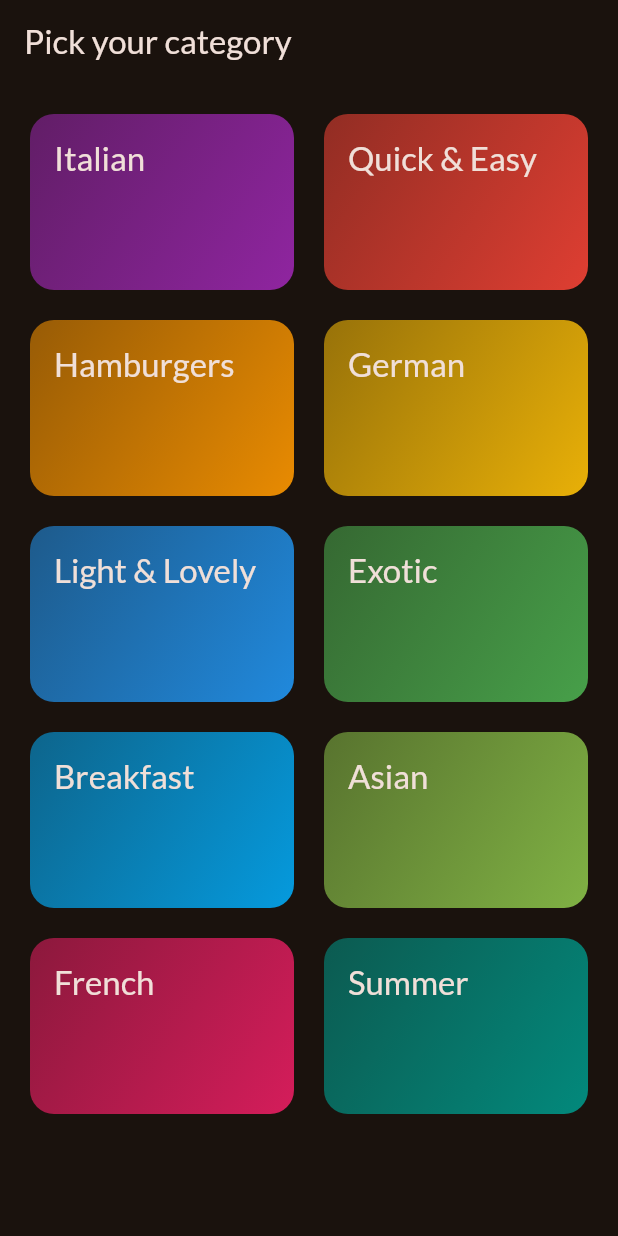
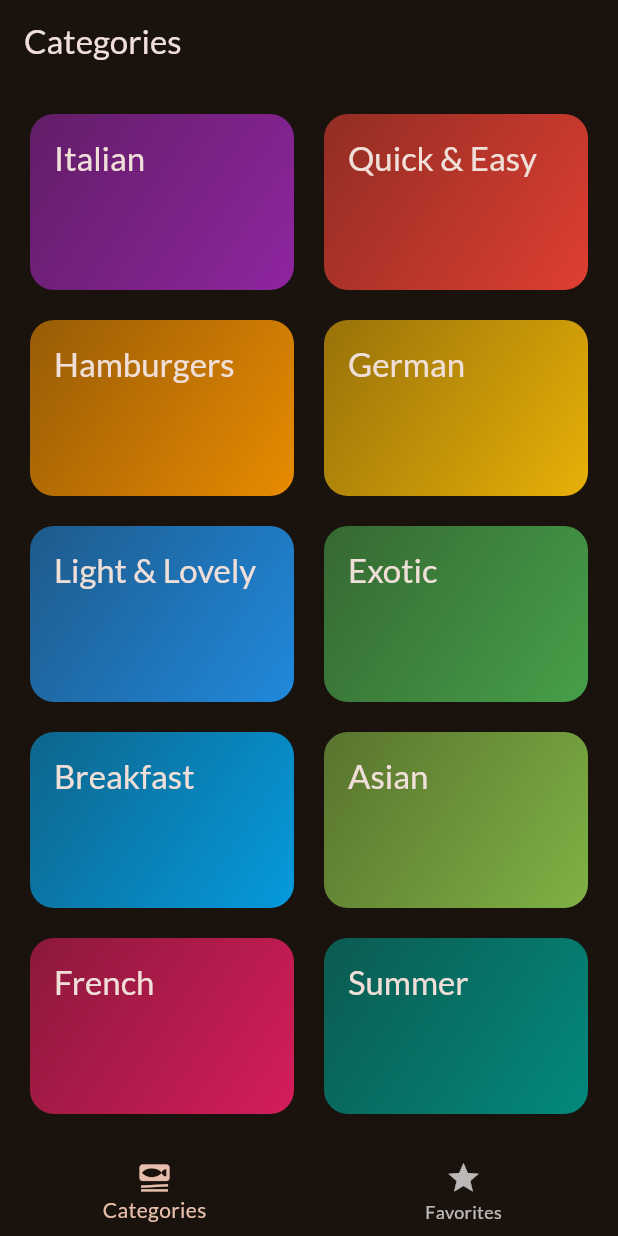
Before and after one commit to midhungopipk/meals_app_flutter, a Flutter app: the screen it shows after launch, on a phone screen of 412 x 824 dp. Run offline on Flutter 3.47's test engine with Material 2 defaults, Android fonts, the phone set to English and light mode, and no system bars; our stand-ins replace google_fonts, transparent_image.

```diff
--- a/meals_app/lib/main.dart
+++ b/meals_app/lib/main.dart
@@ -1,5 +1,6 @@
 import 'package:flutter/material.dart';
 import 'package:google_fonts/google_fonts.dart';
+import 'package:meals_app/screens/Tabs.dart';
 import 'package:meals_app/screens/categories.dart';
 import 'package:meals_app/screens/meals.dart';
 
@@ -21,9 +22,10 @@ class MyApp extends StatelessWidget {
   @override
   Widget build(BuildContext context) {
     return MaterialApp(
+      debugShowCheckedModeBanner: false,
       title: 'Flutter Demo',
       theme: _theme,
-      home: const CategoriesScreen(),
+      home: TabsScreen(),
       routes: {},
     );
   }
--- /dev/null
+++ b/meals_app/lib/screens/Tabs.dart
@@ -0,0 +1,86 @@
+import 'package:flutter/material.dart';
+import 'package:flutter/src/widgets/framework.dart';
+import 'package:flutter/src/widgets/placeholder.dart';
+import 'package:meals_app/models/meal.dart';
+import 'package:meals_app/screens/categories.dart';
+import 'package:meals_app/screens/meals.dart';
+
+class TabsScreen extends StatefulWidget {
+  const TabsScreen({super.key});
+
+  @override
+  State<TabsScreen> createState() => _TabsScreenState();
+}
+
+class _TabsScreenState extends State<TabsScreen> {
+  int selectedPageIndex = 0;
+  final List<Meal> favouriteMeals = [];
+
+  void showInfoMessage(String message) {
+    ScaffoldMessenger.of(context).clearSnackBars();
+    ScaffoldMessenger.of(context).showSnackBar(
+      SnackBar(
+        content: Text(message),
+      ),
+    );
+  }
+
+  void toggleFavouriteStatus(Meal meal) {
+    final isExisting = favouriteMeals.contains(meal);
+    if (isExisting) {
+      setState(() {
+        favouriteMeals.remove(meal);
+      });
+      showInfoMessage("Meal is no longer favourite");
+    } else {
+      setState(() {
+        favouriteMeals.add(meal);
+      });
+      showInfoMessage("Marked as a favourite");
+    }
+  }
+
+  void selectedPage(index) {
+    setState(() {
+      selectedPageIndex = index;
+    });
+  }
+
+  @override
+  Widget build(BuildContext context) {
+    Widget activePage = CategoriesScreen(
+      onToggleFavourite: toggleFavouriteStatus,
+    );
+
+    var activePageTitle = 'Categories';
+
+    if (selectedPageIndex == 1) {
+      activePage = MealsScreen(
+        meals: favouriteMeals,
+        onToggleFavourite: toggleFavouriteStatus,
+      );
+      activePageTitle = 'Your Favourites';
+    }
+
+    return Scaffold(
+      appBar: AppBar(
+        title: Text(activePageTitle),
+      ),
+      body: activePage,
+      bottomNavigationBar: BottomNavigationBar(
+        currentIndex: selectedPageIndex,
+        items: const [
+          BottomNavigationBarItem(
+            icon: Icon(Icons.set_meal),
+            label: 'Categories',
+          ),
+          BottomNavigationBarItem(
+            icon: Icon(Icons.star),
+            label: 'Favorites',
+          ),
+        ],
+        onTap: selectedPage,
+      ),
+    );
+  }
+}
--- a/meals_app/lib/screens/categories.dart
+++ b/meals_app/lib/screens/categories.dart
@@ -1,11 +1,14 @@
 import 'package:flutter/material.dart';
 import 'package:meals_app/data/dummy_data.dart';
 import 'package:meals_app/models/category.dart';
+import 'package:meals_app/models/meal.dart';
 import 'package:meals_app/screens/meals.dart';
 import 'package:meals_app/widgets/category_grid_item.dart';
 
 class CategoriesScreen extends StatelessWidget {
-  const CategoriesScreen({super.key});
+  const CategoriesScreen({super.key, required this.onToggleFavourite});
+
+  final void Function(Meal meal) onToggleFavourite;
 
   void _selectCategory(BuildContext context, Category category) {
     final filteredMeals = dummyMeals
@@ -13,18 +16,16 @@ class CategoriesScreen extends StatelessWidget {
         .toList();
     // Navigator.push(context, route)
     Navigator.of(context).push(MaterialPageRoute(
-      builder: (context) =>
-          MealsScreen(title: category.title, meals: filteredMeals),
+      builder: (context) => MealsScreen(
+          title: category.title,
+          meals: filteredMeals,
+          onToggleFavourite: onToggleFavourite),
     ));
   }
 
   @override
   Widget build(BuildContext context) {
-    return Scaffold(
-      appBar: AppBar(
-        title: const Text('Pick your category'),
-      ),
-      body: GridView.builder(
+    return GridView.builder(
       padding: EdgeInsets.all(20),
       gridDelegate: const SliverGridDelegateWithFixedCrossAxisCount(
         crossAxisCount: 2,
@@ -38,7 +39,6 @@ class CategoriesScreen extends StatelessWidget {
         onSelectCategory: () =>
             _selectCategory(context, availableCategories[index]),
       ),
-      ),
     );
   }
 }
```
Also changed, not shown: meals_app/lib/screens/meal_details_screen.dart (+46 -7 lines), meals_app/lib/screens/meals.dart (+68 -17 lines), meals_app/lib/widgets/main_drawer.dart (added, +11 -0 lines). Lines whose indentation alone changed are shown as unchanged.
